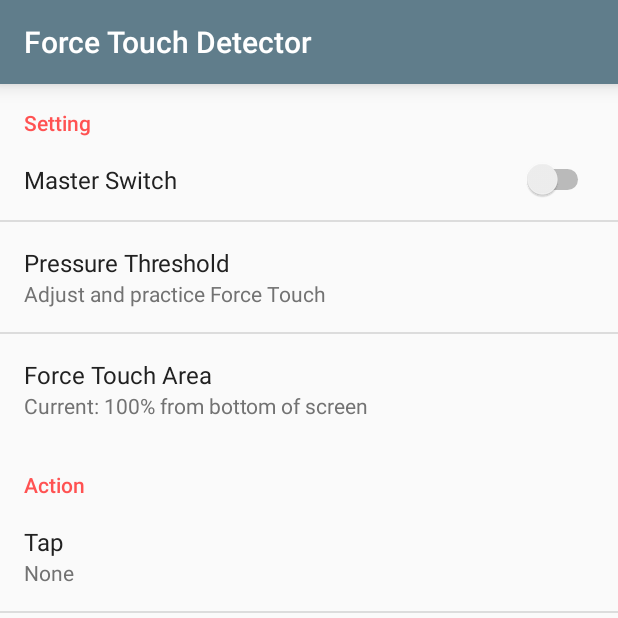
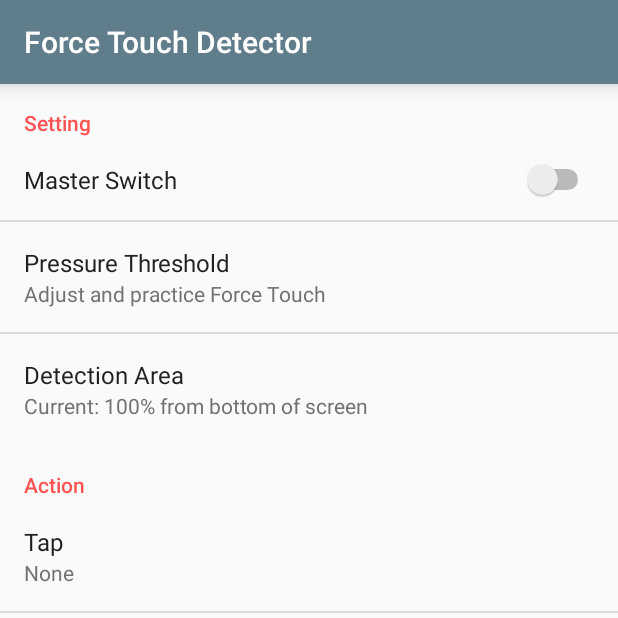
Before and after one commit to tkgktyk/ForceTouch, an Android app: the screen it shows after launch (SettingsActivity), on a phone screen of 412 x 824 dp, the top half of it. Run offline under Robolectric (Android 15) with nearby library versions, the phone set to English and light mode, and no system bars; 1 statement that could not run was skipped.

Commit message:
renamed Force Touch Area to Detection Area

```diff
--- a/xposed/src/main/java/jp/tkgktyk/xposed/forcetouchdetector/app/SettingsActivity.java
+++ b/xposed/src/main/java/jp/tkgktyk/xposed/forcetouchdetector/app/SettingsActivity.java
@@ -86,7 +86,7 @@ public class SettingsActivity extends BaseSettingsActivity {
                 }
             });
             openActivity(R.string.key_pressure_threshold, PressureThresholdActivity.class);
-            showTextSummary(R.string.key_force_touch_area, getString(R.string.unit_force_touch_area));
+            showTextSummary(R.string.key_detection_area, getString(R.string.unit_detection_area));
             // Action
             pickAction(R.string.key_action_tap);
             pickAction(R.string.key_action_double_tap);
--- a/xposed/src/main/res/values/strings.xml
+++ b/xposed/src/main/res/values/strings.xml
@@ -39,8 +39,8 @@
     <string name="title_enabled">Master Switch</string>
     <string name="title_pressure_threshold">Pressure Threshold</string>
     <string name="summary_pressure_threshold">Adjust and practice Force Touch</string>
-    <string name="title_force_touch_area">Force Touch Area</string>
-    <string name="unit_force_touch_area">% from bottom of screen</string>
+    <string name="title_detection_area">Detection Area</string>
+    <string name="unit_detection_area">% from bottom of screen</string>
     <!-- Action -->
     <string name="category_action">Action</string>
     <string name="title_action_tap">Tap</string>
--- a/xposed/src/main/res/values/strings_no_translation.xml
+++ b/xposed/src/main/res/values/strings_no_translation.xml
@@ -5,7 +5,7 @@
     <!-- Setting -->
     <string name="key_enabled" translatable="false">key_enabled</string>
     <string name="key_pressure_threshold" translatable="false">key_pressure_threshold</string>
-    <string name="key_force_touch_area" translatable="false">key_force_touch_area</string>
+    <string name="key_detection_area" translatable="false">key_detection_area</string>
     <!-- Action -->
     <string name="key_action_tap" translatable="false">key_action_tap</string>
     <string name="key_action_double_tap" translatable="false">key_action_double_tap</string>
--- a/xposed/src/main/res/xml/pref_settings.xml
+++ b/xposed/src/main/res/xml/pref_settings.xml
@@ -37,9 +37,9 @@
             android:defaultValue="100"
             android:icon="@null"
             android:inputType="number"
-            android:key="@string/key_force_touch_area"
-            android:title="@string/title_force_touch_area"
-            android:dialogMessage="@string/unit_force_touch_area"/>
+            android:key="@string/key_detection_area"
+            android:title="@string/title_detection_area"
+            android:dialogMessage="@string/unit_detection_area"/>
     </PreferenceCategory>
     <!-- Action -->
     <PreferenceCategory
```
